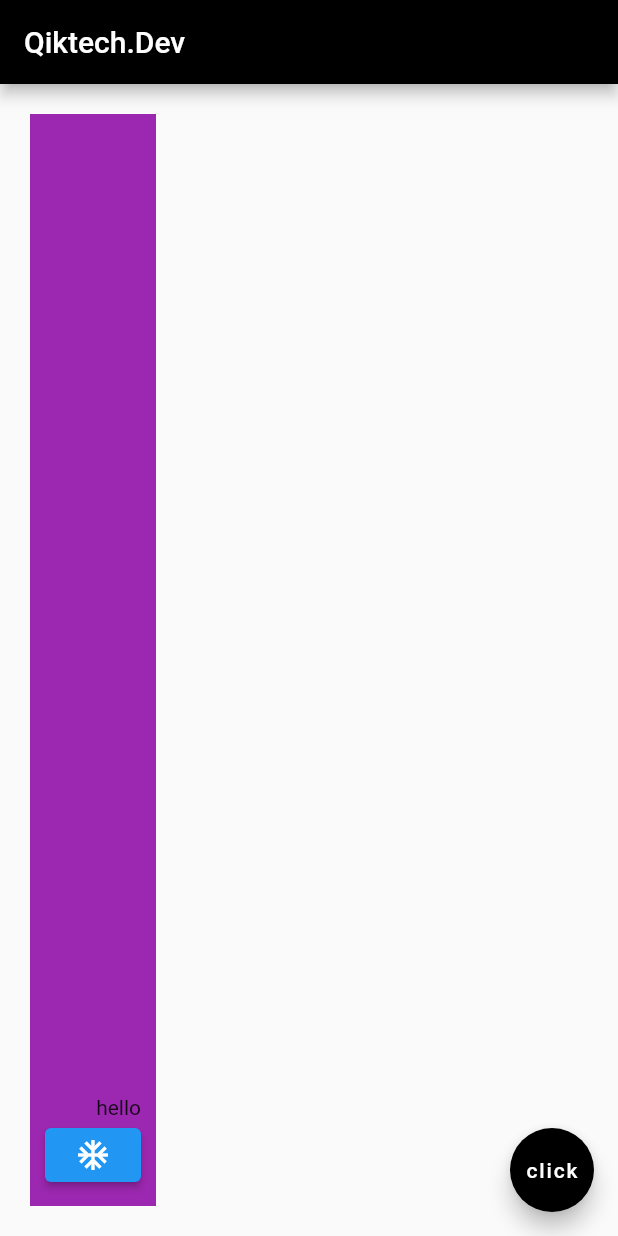
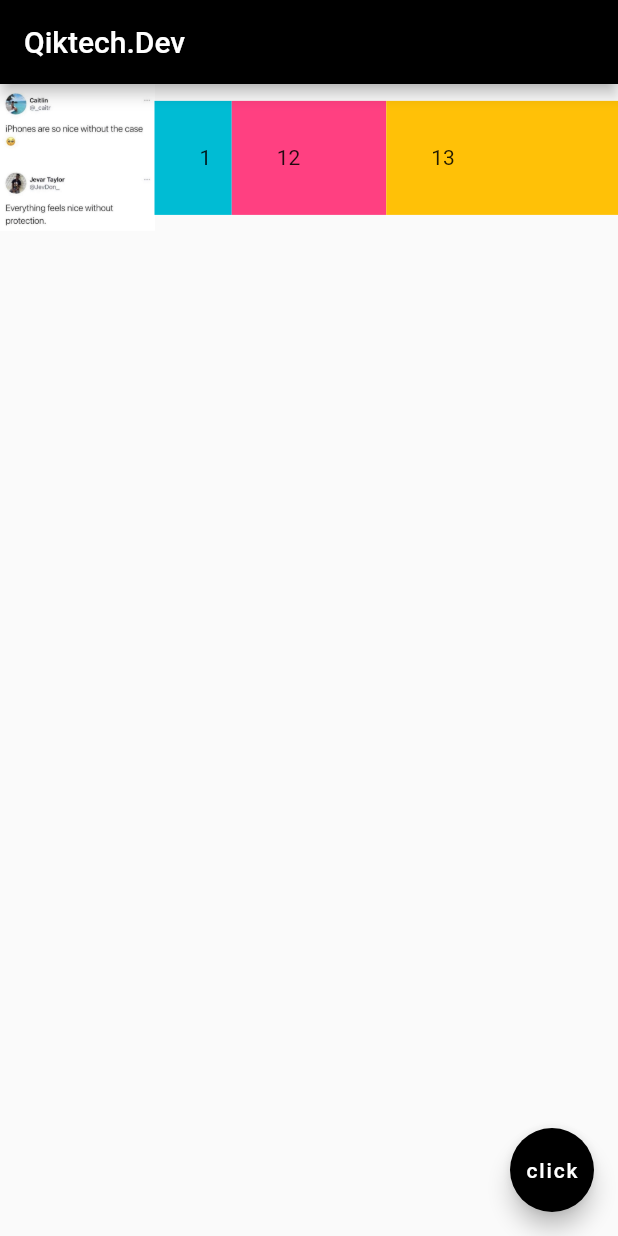
Before and after one commit to QikTech/flutter_exercise, a Flutter app: the screen it shows after launch, on a phone screen of 412 x 824 dp. Run offline on Flutter 3.47's test engine with Material 2 defaults, Android fonts, the phone set to English and light mode, and no system bars; our stand-ins replace google_fonts.

Commit message:
Expanded Widgets End 14

```diff
--- a/lib/main.dart
+++ b/lib/main.dart
@@ -14,18 +14,37 @@ class MyApp extends StatelessWidget {
           // centerTitle: true,
           backgroundColor: Colors.black,
         ),
-        body: Container(
-          padding: EdgeInsets.all(10),
-          margin: EdgeInsets.all(20),
-          color: Colors.purple,
-          child: Column(
-            mainAxisAlignment: MainAxisAlignment.end,
-            crossAxisAlignment: CrossAxisAlignment.end,
-            children: [
-              Text('hello'),
-              ElevatedButton(child: Icon(Icons.ac_unit), onPressed: (){})
-            ],
-          )
+        body: Row(
+          children: [
+            Expanded(
+              child: Image.asset('assets/img.jpeg'),
+              flex: 2,
+            ),
+            Expanded(
+              flex: 1,
+              child: Container(
+                padding: EdgeInsets.all(30),
+                color: Colors.cyan,
+                child: Text('1'),
+              ),
+            ),
+            Expanded(
+              flex: 2,
+              child: Container(
+                padding: EdgeInsets.all(30),
+                color: Colors.pinkAccent,
+                child: Text('12'),
+              ),
+            ),
+            Expanded(
+              flex: 3,
+              child: Container(
+                padding: EdgeInsets.all(30),
+                color: Colors.amber,
+                child: Text('13'),
+              ),
+            ),
+          ],
         ),
         floatingActionButton: FloatingActionButton(
           onPressed: null,
```
